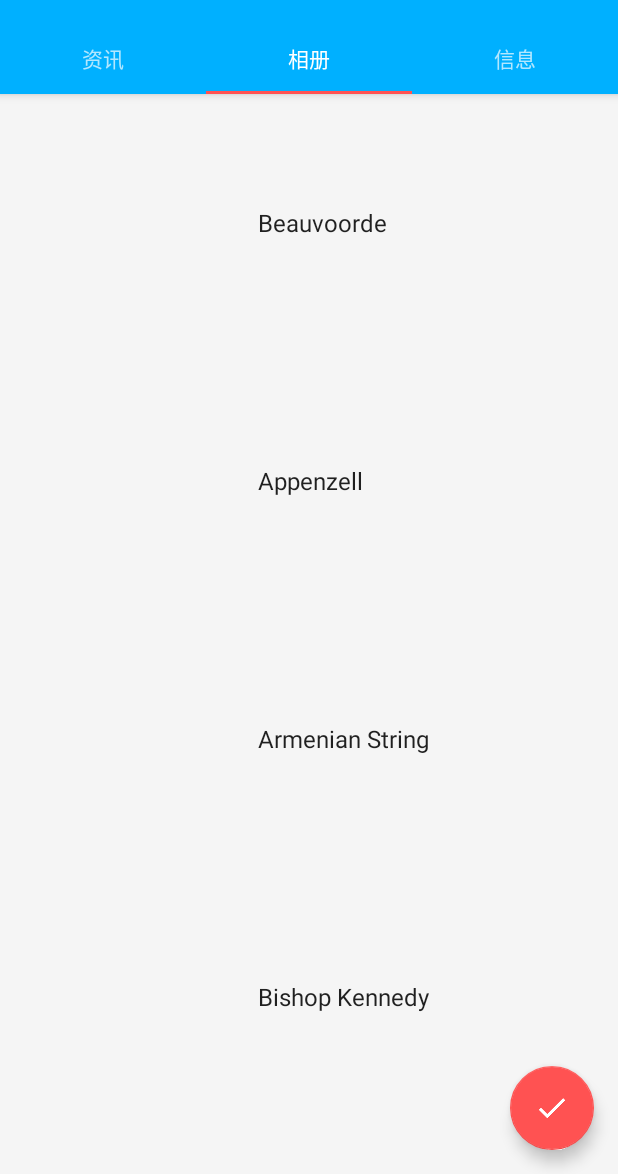
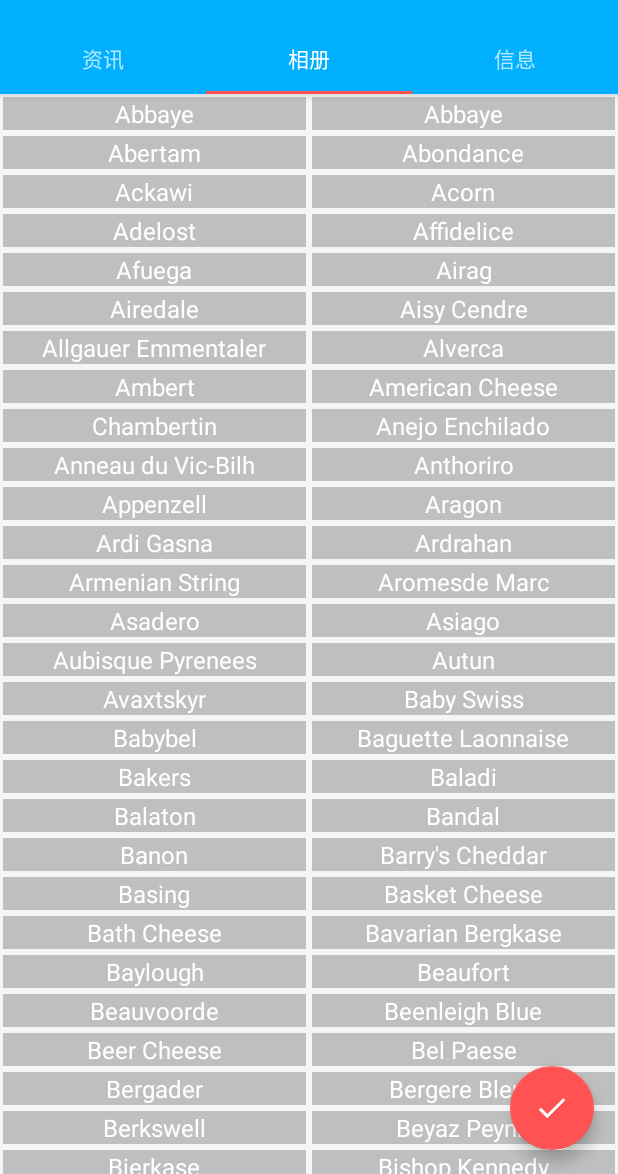
Before and after one commit to ChoicesWang/DesignDemo, an Android app: the screen it shows after launch (MainActivity), tab 2 chosen, on a phone screen of 412 x 824 dp, the part 62-1236 px from its top. Run offline under Robolectric (Android 15) with nearby library versions, the phone set to English and light mode, and no system bars; libraries missing offline, so code that uses them is left out: com.facebook.drawee, com.facebook.imagepipeline, com.squareup.okhttp; plain views replace SimpleDraweeView; pictures from the network do not load; 5 statements that could not run were skipped.

Commit message:
代码优化

```diff
--- a/app/src/main/AndroidManifest.xml
+++ b/app/src/main/AndroidManifest.xml
@@ -26,7 +26,7 @@
         android:label="@string/app_name"
         android:theme="@style/Theme.DesignDemo">
 
-        <activity android:name=".MainActivity">
+        <activity android:name=".Activitiy.MainActivity">
             <intent-filter>
                 <action android:name="android.intent.action.MAIN" />
 
@@ -35,8 +35,8 @@
             </intent-filter>
         </activity>
 
-        <activity android:name=".CheeseDetailActivity" />
-        <activity android:name=".MessageActivity" />
+        <activity android:name=".Activitiy.CheeseDetailActivity" />
+        <activity android:name=".Activitiy.MessageActivity" />
 
     </application>
 
--- a/app/src/main/java/com/support/design/MainActivity.java
+++ b/app/src/main/java/com/support/design/Activitiy/MainActivity.java
@@ -14,9 +14,8 @@
  * limitations under the License.
  */
 
-package com.support.design;
+package com.support.design.Activitiy;
 
-import android.content.Intent;
 import android.os.Bundle;
 import android.support.design.widget.AppBarLayout;
 import android.support.design.widget.FloatingActionButton;
@@ -26,7 +25,6 @@ import android.support.design.widget.TabLayout;
 import android.support.v4.view.GravityCompat;
 import android.support.v4.view.ViewPager;
 import android.support.v4.widget.DrawerLayout;
-import android.support.v7.app.ActionBar;
 import android.support.v7.app.ActionBarDrawerToggle;
 import android.support.v7.app.AppCompatActivity;
 import android.support.v7.widget.Toolbar;
@@ -34,6 +32,8 @@ import android.view.Menu;
 import android.view.MenuItem;
 import android.view.View;
 
+import com.support.design.fragment.CheeseListFragment;
+import com.support.design.R;
 import com.support.design.adapter.CustomPagerAdapter;
 
 /**
@@ -122,7 +122,7 @@ public class MainActivity extends AppCompatActivity {
     private void setupViewPager(ViewPager viewPager) {
         CustomPagerAdapter adapter = new CustomPagerAdapter(getSupportFragmentManager());
         adapter.addFragment(CheeseListFragment.newInstance(CheeseListFragment.LIST), "资讯");
-        adapter.addFragment(CheeseListFragment.newInstance(CheeseListFragment.LIST), "相册");
+        adapter.addFragment(CheeseListFragment.newInstance(CheeseListFragment.GRID), "相册");
         adapter.addFragment(CheeseListFragment.newInstance(CheeseListFragment.LIST), "信息");
         viewPager.setAdapter(adapter);
         viewPager.setOffscreenPageLimit(DEFAULT_PAGES);
--- a/app/src/main/java/com/support/design/Cheeses.java
+++ /dev/null
@@ -1,37 +0,0 @@
-/*
- * Copyright (C) 2015 The Android Open Source Project
- *
- * Licensed under the Apache License, Version 2.0 (the "License");
- * you may not use this file except in compliance with the License.
- * You may obtain a copy of the License at
- *
- *      http://www.apache.org/licenses/LICENSE-2.0
- *
- * Unless required by applicable law or agreed to in writing, software
- * distributed under the License is distributed on an "AS IS" BASIS,
- * WITHOUT WARRANTIES OR CONDITIONS OF ANY KIND, either express or implied.
- * See the License for the specific language governing permissions and
- * limitations under the License.
- */
-
-package com.support.design;
-
-public class Cheeses {
-
-    public static final String[] sCheeseStrings = {
-            "Abbaye de Belloc", "Abbaye du Mont des Cats", "Abertam", "Abondance", "Ackawi",
-            "Acorn", "Adelost", "Affidelice au Chablis", "Afuega'l Pitu", "Airag", "Airedale",
-            "Aisy Cendre", "Allgauer Emmentaler", "Alverca", "Ambert", "American Cheese",
-            "Ami du Chambertin", "Anejo Enchilado", "Anneau du Vic-Bilh", "Anthoriro", "Appenzell",
-            "Aragon", "Ardi Gasna", "Ardrahan", "Armenian String", "Aromes au Gene de Marc",
-            "Asadero", "Asiago", "Aubisque Pyrenees", "Autun", "Avaxtskyr", "Baby Swiss",
-            "Babybel", "Baguette Laonnaise", "Bakers", "Baladi", "Balaton", "Bandal", "Banon",
-            "Barry's Bay Cheddar", "Basing", "Basket Cheese", "Bath Cheese", "Bavarian Bergkase",
-            "Baylough", "Beaufort", "Beauvoorde", "Beenleigh Blue", "Beer Cheese", "Bel Paese",
-            "Bergader", "Bergere Bleue", "Berkswell", "Beyaz Peynir", "Bierkase", "Bishop Kennedy",
-            "Blarney", "Bleu d'Auvergne", "Bleu de Gex", "Bleu de Laqueuille",
-            "Bleu de Septmoncel", "Bleu Des Causses", "Blue", "Blue Castello", "Blue Rathgore",
-            "Blue Vein (Australian)", "Blue Vein Cheeses", "Bocconcini", "Bocconcini (Australian)"
-    };
-
-}
--- /dev/null
+++ b/app/src/main/java/com/support/design/bean/Photo.java
@@ -0,0 +1,15 @@
+package com.support.design.bean;
+
+
+public class Photo {
+    public String url;
+    public String name;
+
+    @Override
+    public String toString() {
+        return "Photo{" +
+                "url='" + url + '\'' +
+                ", name='" + name + '\'' +
+                '}';
+    }
+}
--- a/app/src/main/java/com/support/design/common/Constants.java
+++ b/app/src/main/java/com/support/design/common/Constants.java
@@ -37,7 +37,34 @@ public class Constants {
             "http://pic.dofay.com/2014/10/27m05.jpg",
             "http://pic.dofay.com/2014/10/27m06.jpg",
             "http://pic.dofay.com/2014/10/27m07.jpg",
+            "http://pic.dofay.com/2014/10/27m08.jpg",
             "http://pic.dofay.com/2014/10/27m09.jpg",
 
+            //第五组
+            "http://pic.dofay.com/2014/09/29mt01.jpg",
+            "http://pic.dofay.com/2014/09/29mt02.jpg",
+            "http://pic.dofay.com/2014/09/29mt03.jpg",
+            "http://pic.dofay.com/2014/09/29mt04.jpg",
+            "http://pic.dofay.com/2014/09/29mt05.jpg",
+            "http://pic.dofay.com/2014/09/29mt06.jpg",
+            "http://pic.dofay.com/2014/09/29mt07.jpg",
+            "http://pic.dofay.com/2014/09/29mt08.jpg",
+            "http://pic.dofay.com/2014/09/29mt09.jpg",
+    };
+
+    public static final String[] CHEESE_STRINGS = {
+            "Abbaye", "Abbaye", "Abertam", "Abondance", "Ackawi",
+            "Acorn", "Adelost", "Affidelice", "Afuega", "Airag", "Airedale",
+            "Aisy Cendre", "Allgauer Emmentaler", "Alverca", "Ambert", "American Cheese",
+            "Chambertin", "Anejo Enchilado", "Anneau du Vic-Bilh", "Anthoriro", "Appenzell",
+            "Aragon", "Ardi Gasna", "Ardrahan", "Armenian String", "Aromesde Marc",
+            "Asadero", "Asiago", "Aubisque Pyrenees", "Autun", "Avaxtskyr", "Baby Swiss",
+            "Babybel", "Baguette Laonnaise", "Bakers", "Baladi", "Balaton", "Bandal", "Banon",
+            "Barry's Cheddar", "Basing", "Basket Cheese", "Bath Cheese", "Bavarian Bergkase",
+            "Baylough", "Beaufort", "Beauvoorde", "Beenleigh Blue", "Beer Cheese", "Bel Paese",
+            "Bergader", "Bergere Bleue", "Berkswell", "Beyaz Peynir", "Bierkase", "Bishop Kennedy",
+            "Blarney", "Bleu d'Auvergne", "Bleu de Gex", "Bleu de Laqueuille",
+            "Bleu de Septmoncel", "Bleu Des Causses", "Blue", "Blue Castello", "Blue Rathgore",
+            "Blue Vein Cheeses", "Bocconcini", "Bocconcini"
     };
 }
--- a/app/src/main/java/com/support/design/CheeseListFragment.java
+++ b/app/src/main/java/com/support/design/fragment/CheeseListFragment.java
@@ -14,10 +14,11 @@
  * limitations under the License.
  */
 
-package com.support.design;
+package com.support.design.fragment;
 
 import android.content.Context;
 import android.content.Intent;
+import android.graphics.PointF;
 import android.net.Uri;
 import android.os.Bundle;
 import android.support.annotation.Nullable;
@@ -25,19 +26,16 @@ import android.support.v4.app.Fragment;
 import android.support.v7.widget.GridLayoutManager;
 import android.support.v7.widget.LinearLayoutManager;
 import android.support.v7.widget.RecyclerView;
-import android.util.TypedValue;
 import android.view.LayoutInflater;
 import android.view.View;
 import android.view.ViewGroup;
 import android.widget.TextView;
 
 import com.facebook.drawee.view.SimpleDraweeView;
+import com.support.design.Activitiy.CheeseDetailActivity;
+import com.support.design.R;
+import com.support.design.bean.Photo;
 import com.support.design.common.Constants;
-
-import java.util.ArrayList;
-import java.util.HashMap;
-import java.util.List;
-import java.util.Random;
 
 /**
  * 列表页
@@ -63,7 +61,6 @@ public class CheeseListFragment extends Fragment {
     @Nullable
     @Override
     public View onCreateView(LayoutInflater inflater, ViewGroup container, Bundle savedInstanceState) {
-
         RecyclerView rv = (RecyclerView) inflater.inflate(R.layout.fragment_cheese_list, container, false);
         setupRecyclerView(rv);
         return rv;
@@ -76,75 +73,47 @@ public class CheeseListFragment extends Fragment {
         switch (getArguments().getInt(KEY)) {
             case LIST:
                 layoutManager = new LinearLayoutManager(getActivity());
-                adapter = new MagicAdapter(getActivity(),
-                        getRandomSublist(Cheeses.sCheeseStrings, 40), LIST);
+                adapter = new MagicAdapter(initData(), LIST);
                 break;
             case GRID:
-                layoutManager = new GridLayoutManager(getActivity(), 3);
-                adapter = new MagicAdapter(getActivity(),
-                        getRandomSublist(Cheeses.sCheeseStrings, 150), GRID);
+                layoutManager = new GridLayoutManager(getActivity(), 2);
+                adapter = new MagicAdapter(initData(), GRID);
                 break;
             case STAGGERED:
                 layoutManager = new LinearLayoutManager(getActivity());
-                adapter = new MagicAdapter(getActivity(),
-                        getRandomSublist(Cheeses.sCheeseStrings, 40), LIST);
+                adapter = new MagicAdapter(initData(), LIST);
                 break;
         }
         recyclerView.setLayoutManager(layoutManager);
         recyclerView.setAdapter(adapter);
+        recyclerView.setHasFixedSize(true);
     }
 
-    private List<String> getRandomSublist(String[] array, int amount) {
-        ArrayList<String> list = new ArrayList<>(amount);
-        Random random = new Random();
-        while (list.size() < amount) {
-            list.add(array[random.nextInt(array.length)]);
+    private Photo[] initData() {
+        int length = 60;
+        Photo[] mPhotos = new Photo[length];
+
+        for (int i = 0; i < length; i++) {
+            mPhotos[i] = new Photo();
+            mPhotos[i].name = Constants.CHEESE_STRINGS[i % Constants.CHEESE_STRINGS.length];
+            mPhotos[i].url = Constants.IMAGES[i % Constants.IMAGES.length];
         }
-        return list;
-
-        // return new ArrayList<>(Arrays.asList(Constants.IMAGES));
+        return mPhotos;
     }
 
     public static class MagicAdapter extends RecyclerView.Adapter<MeiziViewHolder> {
 
-//        private int mBackground;
+        private int cellType;
+        private Photo[] photos;
 
-        private List<String> mValues; //名字
-        private HashMap<String, String> mImageMap; // 更加名字绑定的图片地址
-
-        private int cellType;
-
-        private final TypedValue mTypedValue = new TypedValue();
-
-        public MagicAdapter(Context context, List<String> items, int cellType) {
-
-//            context.getTheme().resolveAttribute(R.attr.selectableItemBackground, mTypedValue, true);
-//            mBackground = mTypedValue.resourceId;
-
-            this.mValues = items;
+        public MagicAdapter(Photo[] photos, int cellType) {
+            this.photos = photos;
             this.cellType = cellType;
-            mImageMap = new HashMap<>();
-
-//            int size = mValues.size();
-//            for (int i = 0; i < size; i++) {
-//                int pos = i % Constants.IMAGES.length;
-//                mImageMap.put(mValues.get(i), Constants.IMAGES[pos]);
-//            }
-
-            Random random = new Random();
-            for (String key : mValues) {
-                // 随机绑定图片
-                mImageMap.put(key, Constants.IMAGES[random.nextInt(Constants.IMAGES.length)]);
-            }
         }
 
         @Override
         public int getItemViewType(int position) {
             return cellType;
-        }
-
-        public String getValueAt(int position) {
-            return mValues.get(position);
         }
 
         @Override
@@ -162,24 +131,21 @@ public class CheeseListFragment extends Fragment {
                     break;
             }
             View view = LayoutInflater.from(parent.getContext()).inflate(layoutId, parent, false);
-
-//            view.setBackgroundResource(mBackground);
-
             return new MeiziViewHolder(view);
         }
 
         @Override
         public void onBindViewHolder(final MeiziViewHolder holder, int position) {
-            String title = mValues.get(position);
+            String title = photos[position].name;
             holder.mName = title;
             holder.mTextView.setText(title);
-            holder.mImageUrl = mImageMap.get(title);
+            holder.mImageUrl = photos[position].url;
             holder.mDraweeView.setImageURI(Uri.parse(holder.mImageUrl));
         }
 
         @Override
         public int getItemCount() {
-            return mValues.size();
+            return photos.length;
         }
     }
 
@@ -192,8 +158,9 @@ public class CheeseListFragment extends Fragment {
 
         public MeiziViewHolder(View view) {
             super(view);
+            mTextView = (TextView) view.findViewById(R.id.text);
             mDraweeView = (SimpleDraweeView) view.findViewById(R.id.draweeView);
-            mTextView = (TextView) view.findViewById(R.id.text);
+            mDraweeView.getHierarchy().setActualImageFocusPoint(new PointF(0.5f, 0.3f));
 
             view.setOnClickListener(new View.OnClickListener() {
                 @Override
@@ -209,4 +176,27 @@ public class CheeseListFragment extends Fragment {
         }
 
     }
+
+    // 备注
+
+//    void fun() {
+//        context.getTheme().resolveAttribute(R.attr.selectableItemBackground, mTypedValue, true);
+//        mBackground = mTypedValue.resourceId;
+//        view.setBackgroundResource(mBackground);
+//
+//        return new ArrayList<>(Arrays.asList(Constants.IMAGES));
+//
+//        int size = mValues.size();
+//        for (int i = 0; i < size; i++) {
+//            int pos = i % Constants.IMAGES.length;
+//            mImageMap.put(mValues.get(i), Constants.IMAGES[pos]);
+//        }
+//
+//        Random random = new Random();
+//        for (String key : mValues) {
+//            // 随机绑定图片
+//            mImageMap.put(key, Constants.IMAGES[random.nextInt(Constants.IMAGES.length)]);
+//        }
+//    }
+
 }
--- a/app/src/main/res/layout/grid_item.xml
+++ b/app/src/main/res/layout/grid_item.xml
@@ -1,28 +1,29 @@
 <?xml version="1.0" encoding="utf-8"?>
-<LinearLayout xmlns:android="http://schemas.android.com/apk/res/android"
+<RelativeLayout xmlns:android="http://schemas.android.com/apk/res/android"
     xmlns:app="http://schemas.android.com/apk/res-auto"
     android:layout_width="match_parent"
     android:layout_height="wrap_content"
-    android:gravity="center"
-    android:orientation="vertical"
-    android:padding="6dp">
+    android:padding="2dp">
 
     <com.facebook.drawee.view.SimpleDraweeView
         android:id="@+id/draweeView"
-        android:layout_width="100dp"
-        android:layout_height="100dp"
-        android:layout_marginBottom="6dp"
+        android:layout_width="match_parent"
+        android:layout_height="wrap_content"
+        app:actualImageScaleType="focusCrop"
         app:fadeDuration="200"
         app:placeholderImage="@color/wait_color"
-        app:roundedCornerRadius="3dp" />
+        app:viewAspectRatio="1.33" />
 
     <TextView
         android:id="@+id/text"
         android:layout_width="match_parent"
         android:layout_height="wrap_content"
+        android:layout_alignParentBottom="true"
+        android:background="#B0A7A7A7"
         android:ellipsize="end"
+        android:gravity="center_horizontal"
         android:singleLine="true"
-        android:gravity="center"
-        android:textAppearance="?attr/textAppearanceListItem" />
+        android:textAppearance="?attr/textAppearanceListItem"
+        android:textColor="#FFFFFFFF" />
 
-</LinearLayout>
+</RelativeLayout>
--- a/app/src/main/res/layout/list_item.xml
+++ b/app/src/main/res/layout/list_item.xml
@@ -30,6 +30,7 @@
         android:layout_width="140dp"
         android:layout_height="140dp"
         android:layout_margin="8dp"
+        app:actualImageScaleType="focusCrop"
         app:fadeDuration="200"
         app:placeholderImage="@color/wait_color"
         app:roundAsCircle="true" />
```
Also changed, not shown: app/src/main/java/com/support/design/Activitiy/CheeseDetailActivity.java (renamed from app/src/main/java/com/support/design/CheeseDetailActivity.java, +6 -3 lines), app/src/main/java/com/support/design/MessageActivity.java (deleted, +0 -44 lines), app/src/main/res/layout/activity_message.xml (deleted, +0 -71 lines).
